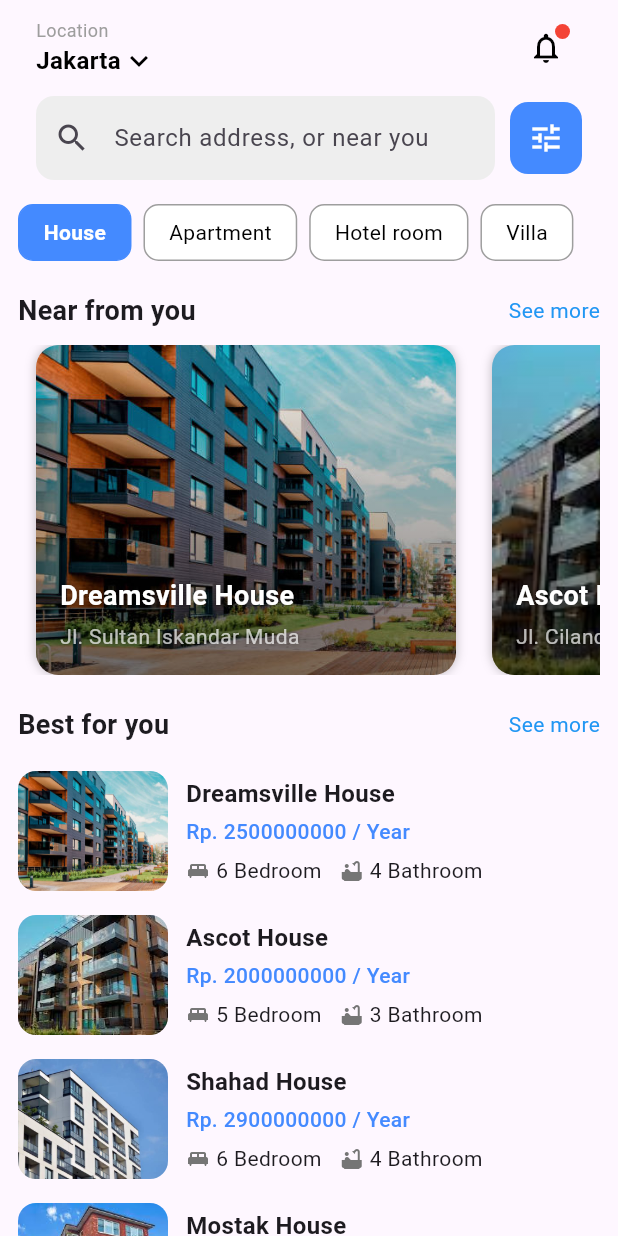
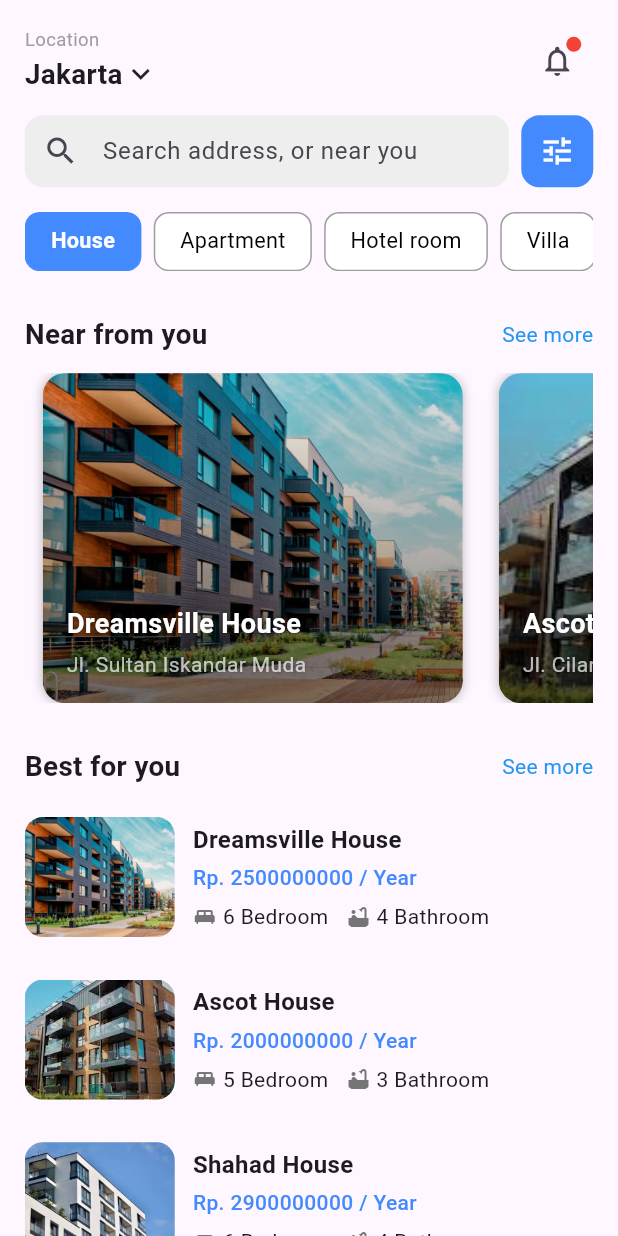
Before and after one commit to MostakAhmedShahad/i_r_d, a Flutter app: the screen it shows after launch, on a phone screen of 412 x 824 dp. Run offline on Flutter 3.47's test engine with Material 3 defaults, Android fonts, the phone set to English and light mode, and no system bars; our stand-ins replace get; Roboto replaces fonts that are missing (Arial).

Commit message:
home_page_responsive

```diff
--- a/lib/presentation/pages/home/home_page.dart
+++ b/lib/presentation/pages/home/home_page.dart
@@ -3,27 +3,30 @@ import 'package:get/get.dart';
 import 'package:i_r_d/presentation/controllers/home_controller.dart';
 import 'package:i_r_d/presentation/pages/home/widgets.dart';
 import 'package:i_r_d/presentation/pages/menu/menu_page.dart';
-import 'package:i_r_d/presentation/widgets/catagory_chip.dart';
 import 'package:i_r_d/presentation/widgets/property_card.dart';
+
 
 class HomePage extends StatelessWidget {
   final controller = Get.find<HomeController>();
 
   @override
   Widget build(BuildContext context) {
+    final size = MediaQuery.of(context).size;
+    final padding = size.width * 0.04;
+
     return Scaffold(
-      drawer: MenuPage(),
+      drawer:   MenuPage(),
       body: Builder(
-        builder: (context) => Obx(() => SingleChildScrollView(
-              child: Padding(
-                padding: const EdgeInsets.symmetric(horizontal: 12),
+        builder: (context) => Obx(() => SafeArea(
+              child: SingleChildScrollView(
+                padding: EdgeInsets.symmetric(horizontal: padding),
                 child: Column(
                   crossAxisAlignment: CrossAxisAlignment.start,
                   children: [
-                    Padding(
-                      padding: const EdgeInsets.symmetric(
-                          horizontal: 12.0, vertical: 8.0),
-                      child: Row(
+                    SizedBox(height: size.height * 0.02),
+
+                    // Top bar
+                    Row(
                       mainAxisAlignment: MainAxisAlignment.spaceBetween,
                       children: [
                         Column(
@@ -31,27 +34,23 @@ class HomePage extends StatelessWidget {
                           children: [
                             Text("Location",
                                 style: TextStyle(
-                                      color: Colors.grey, fontSize: 12)),
+                                    color: Colors.grey,
+                                    fontSize: size.width * 0.03)),
                             Row(
                               children: [
                                 Text("Jakarta",
                                     style: TextStyle(
-                                          fontSize: 16,
-                                          fontWeight: FontWeight.bold,
-                                          color: Colors.black)),
-                                  Icon(Icons.keyboard_arrow_down,
-                                      color: Colors.black),
+                                        fontSize: size.width * 0.045,
+                                        fontWeight: FontWeight.bold)),
+                                const Icon(Icons.keyboard_arrow_down),
                               ],
                             ),
                           ],
                         ),
-
-                          // Notification
                         Stack(
                           children: [
                             IconButton(
-                                icon: Icon(Icons.notifications_none,
-                                    color: Colors.black),
+                              icon: const Icon(Icons.notifications_none),
                               onPressed: () {
                                 Scaffold.of(context).openDrawer();
                               },
@@ -62,28 +61,29 @@ class HomePage extends StatelessWidget {
                               child: Container(
                                 width: 10,
                                 height: 10,
-                                  decoration: BoxDecoration(
+                                decoration: const BoxDecoration(
                                   color: Colors.red,
                                   shape: BoxShape.circle,
                                 ),
                               ),
-                              )
-                            ],
-                          )
+                            ),
                           ],
                         ),
+                      ],
                     ),
 
+                    SizedBox(height: size.height * 0.015),
+
                     // Search bar
-                    Padding(
-                      padding: const EdgeInsets.symmetric(horizontal: 12.0),
-                      child: Row(
+                    Row(
                       children: [
                         Expanded(
                           child: TextField(
                             decoration: InputDecoration(
                               hintText: 'Search address, or near you',
-                                prefixIcon: Icon(Icons.search),
+                              prefixIcon: const Icon(Icons.search),
+                              contentPadding: const EdgeInsets.symmetric(
+                                  vertical: 0, horizontal: 16),
                               border: OutlineInputBorder(
                                 borderRadius: BorderRadius.circular(12),
                                 borderSide: BorderSide.none,
@@ -93,37 +93,38 @@ class HomePage extends StatelessWidget {
                             ),
                           ),
                         ),
-                          SizedBox(width: 10),
+                        SizedBox(width: size.width * 0.02),
                         Container(
                           decoration: BoxDecoration(
                             color: Colors.blueAccent,
                             borderRadius: BorderRadius.circular(12),
                           ),
                           child: IconButton(
-                              icon: Icon(Icons.tune, color: Colors.white),
+                            icon: const Icon(Icons.tune, color: Colors.white),
                             onPressed: () {},
                           ),
                         ),
                       ],
                     ),
-                    ),
 
-                    SizedBox(height: 16),
+                    SizedBox(height: size.height * 0.02),
 
-                    // Category chips
+                    // Category Chips
                     SingleChildScrollView(
                       scrollDirection: Axis.horizontal,
                       child: Row(
                         children: ['House', 'Apartment', 'Hotel room', 'Villa']
-                            .map((e) {
+                            .map((category) {
                           final isSelected =
-                              controller.selectedCategory.value == e;
+                              controller.selectedCategory.value == category;
                           return GestureDetector(
-                            onTap: () => controller.changeCategory(e),
+                            onTap: () => controller.changeCategory(category),
                             child: Container(
-                              margin: EdgeInsets.only(right: 8),
+                              margin:
+                                  EdgeInsets.only(right: size.width * 0.02),
                               padding: EdgeInsets.symmetric(
-                                  horizontal: 16, vertical: 8),
+                                  horizontal: size.width * 0.04,
+                                  vertical: size.height * 0.01),
                               decoration: BoxDecoration(
                                 color: isSelected
                                     ? Colors.blueAccent
@@ -136,13 +137,15 @@ class HomePage extends StatelessWidget {
                                 ),
                               ),
                               child: Text(
-                                e,
+                                category,
                                 style: TextStyle(
-                                  color:
-                                      isSelected ? Colors.white : Colors.black,
+                                  color: isSelected
+                                      ? Colors.white
+                                      : Colors.black,
                                   fontWeight: isSelected
                                       ? FontWeight.bold
                                       : FontWeight.normal,
+                                  fontSize: size.width * 0.035,
                                 ),
                               ),
                             ),
@@ -151,45 +154,29 @@ class HomePage extends StatelessWidget {
                       ),
                     ),
 
-                    SizedBox(height: 20),
+                    SizedBox(height: size.height * 0.03),
 
                     // Near from you
-                    Row(
-                      mainAxisAlignment: MainAxisAlignment.spaceBetween,
-                      children: [
-                        Text("Near from you",
-                            style: TextStyle(
-                                fontSize: 18, fontWeight: FontWeight.bold)),
-                        Text("See more", style: TextStyle(color: Colors.blue)),
-                      ],
-                    ),
-
-                    SizedBox(height: 10),
+                    _sectionHeader(context, "Near from you"),
+                    SizedBox(height: size.height * 0.01),
                     PropertyCardList(properties: controller.properties),
 
-                    SizedBox(height: 20),
+                    SizedBox(height: size.height * 0.03),
 
                     // Best for you
-                    Row(
-                      mainAxisAlignment: MainAxisAlignment.spaceBetween,
-                      children: [
-                        Text("Best for you",
-                            style: TextStyle(
-                                fontSize: 18, fontWeight: FontWeight.bold)),
-                        Text("See more", style: TextStyle(color: Colors.blue)),
-                      ],
-                    ),
-
-                    SizedBox(height: 10),
-
-                    // Vertical property tiles
+                    _sectionHeader(context, "Best for you"),
+                    SizedBox(height: size.height * 0.01),
                     Column(
                       children: controller.properties
-                          .map((property) => PropertyTile(property: property))
+                          .map((p) => Padding(
+                                padding: EdgeInsets.only(
+                                    bottom: size.height * 0.015),
+                                child: PropertyTile(property: p),
+                              ))
                           .toList(),
                     ),
 
-                    SizedBox(height: 20),
+                    SizedBox(height: size.height * 0.04),
                   ],
                 ),
               ),
@@ -197,4 +184,20 @@ class HomePage extends StatelessWidget {
       ),
     );
   }
+
+  Widget _sectionHeader(BuildContext context, String title) {
+    return Padding(
+      padding: const EdgeInsets.symmetric(vertical: 4),
+      child: Row(
+        mainAxisAlignment: MainAxisAlignment.spaceBetween,
+        children: [
+          Text(title,
+              style: TextStyle(
+                  fontSize: MediaQuery.of(context).size.width * 0.045,
+                  fontWeight: FontWeight.bold)),
+          const Text("See more", style: TextStyle(color: Colors.blue)),
+        ],
+      ),
+    );
   }
+}
```
Lines whose indentation alone changed are shown as unchanged.
